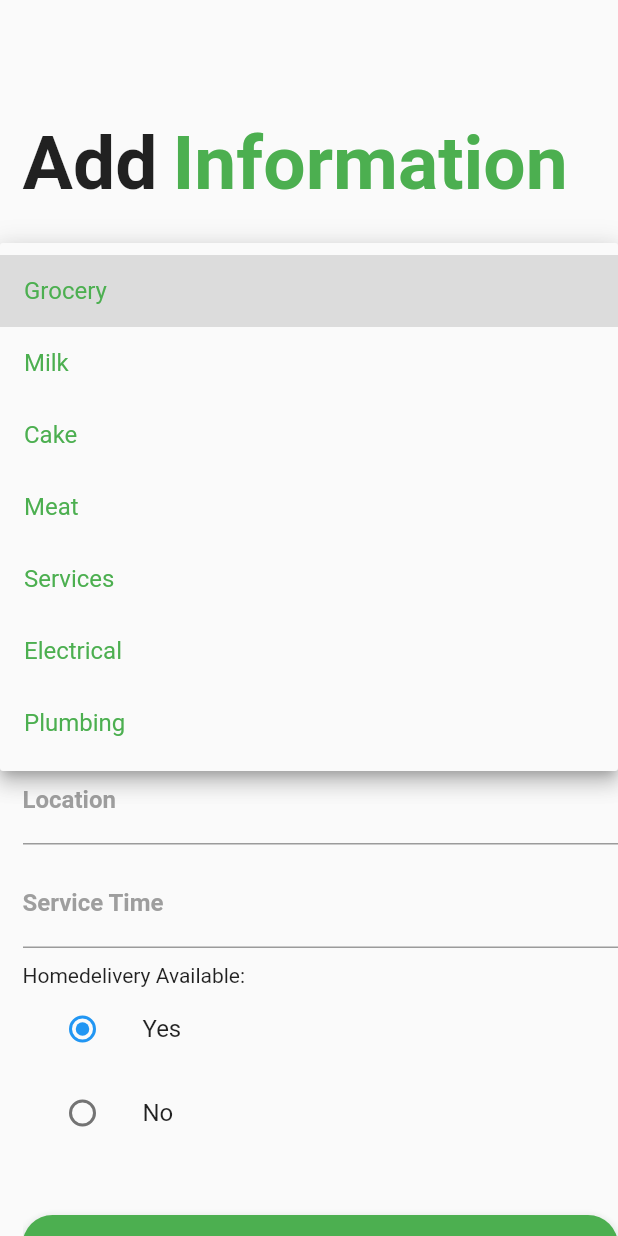
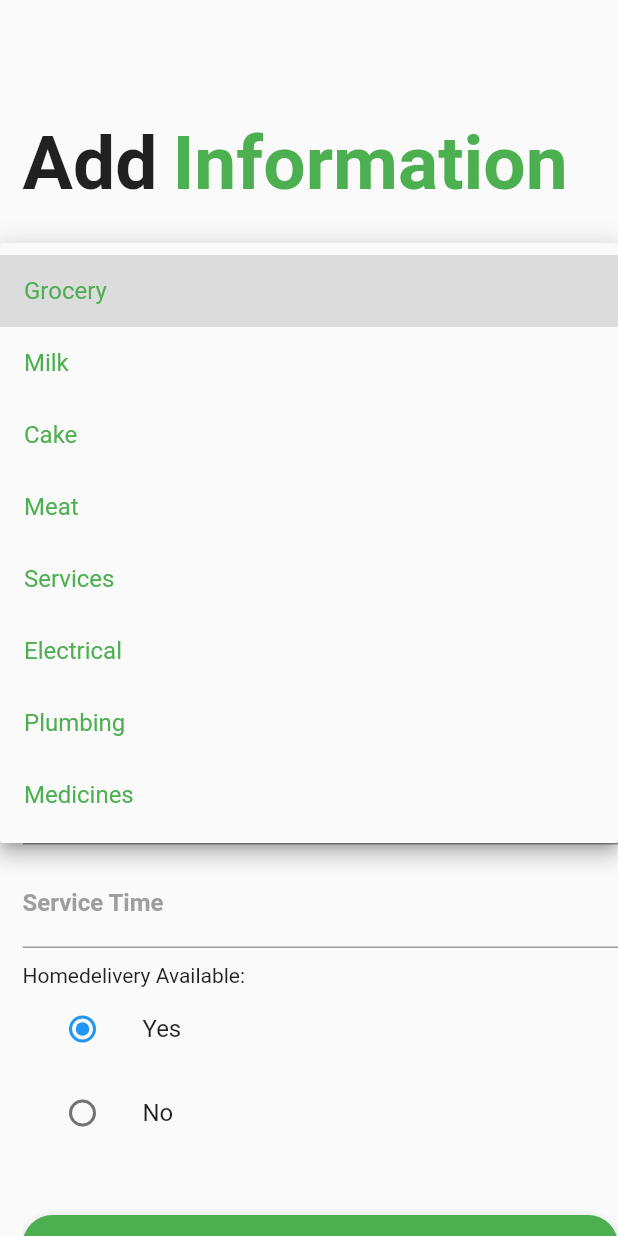
Before and after one commit to sponikle/helping_hand, a Flutter app: the Addinformation screen opened directly, after a tap on "Grocery", on a phone screen of 412 x 824 dp. Run offline on Flutter 3.47's test engine with Material 2 defaults, Android fonts, the phone set to English and light mode, and no system bars; our stand-ins replace cloud_firestore, firebase_core; accounts and stored records are empty; Roboto replaces fonts that are missing (Montserrat).

Commit message:
Production Ready v1.0.0

```diff
--- a/lib/Screens/Addinformation.dart
+++ b/lib/Screens/Addinformation.dart
@@ -9,7 +9,7 @@ class Addinformation extends StatefulWidget {
 
 class _AddinformationState extends State<Addinformation> {
 
-  List storetypes = ["Grocery","Milk","Cake","Meat","Services","Electrical","Plumbing"];
+  List storetypes = ["Grocery","Milk","Cake","Meat","Services","Electrical","Plumbing","Medicines"];
   String storetype = "Grocery";
   String storename="";
   String type="";
```
Also changed, not shown: 2 other files.
